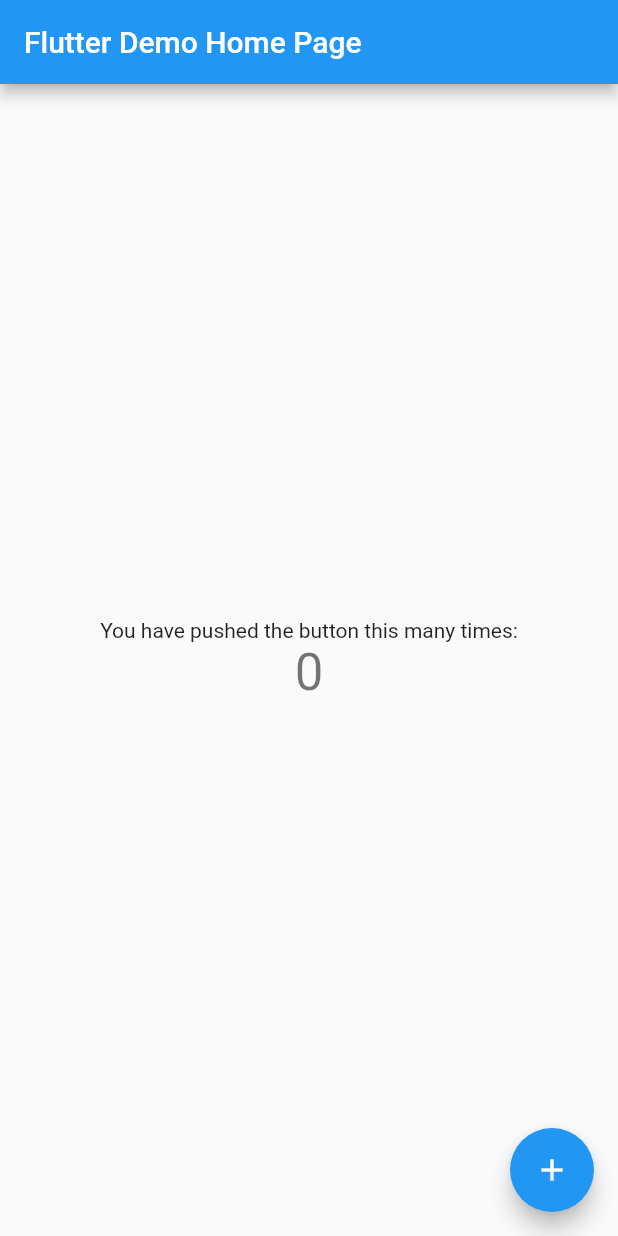
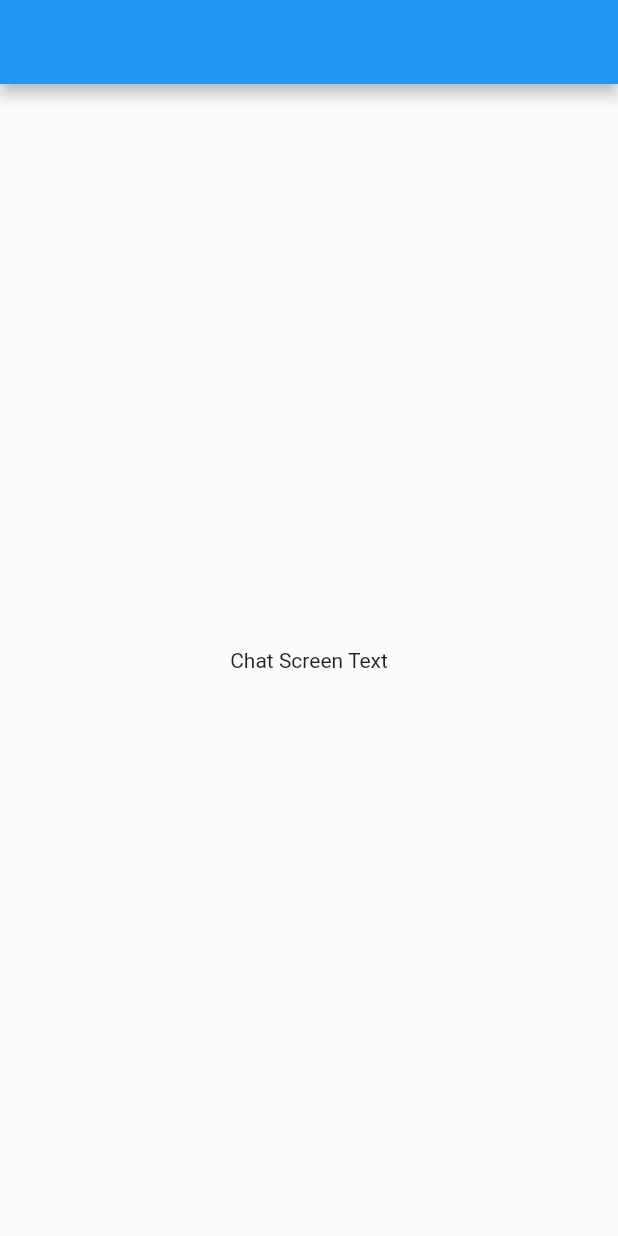
Before and after one commit to xiakshay/gpt-flutter, a Flutter app: the screen it shows after launch, on a phone screen of 412 x 824 dp. Run offline on Flutter 3.47's test engine with Material 2 defaults, Android fonts, the phone set to English and light mode, and no system bars.

Commit message:
File setup

```diff
--- a/lib/main.dart
+++ b/lib/main.dart
@@ -1,115 +1,17 @@
 import 'package:flutter/material.dart';
+import 'package:gpt_flutter/screens/chat_screen.dart';
 
 void main() {
-  runApp(const MyApp());
+  runApp(const App());
 }
 
-class MyApp extends StatelessWidget {
-  const MyApp({Key? key}) : super(key: key);
+class App extends StatelessWidget {
+  const App({Key? key}) : super(key: key);
 
-  // This widget is the root of your application.
   @override
   Widget build(BuildContext context) {
     return MaterialApp(
-      title: 'Flutter Demo',
-      theme: ThemeData(
-        // This is the theme of your application.
-        //
-        // Try running your application with "flutter run". You'll see the
-        // application has a blue toolbar. Then, without quitting the app, try
-        // changing the primarySwatch below to Colors.green and then invoke
-        // "hot reload" (press "r" in the console where you ran "flutter run",
-        // or simply save your changes to "hot reload" in a Flutter IDE).
-        // Notice that the counter didn't reset back to zero; the application
-        // is not restarted.
-        primarySwatch: Colors.blue,
-      ),
-      home: const MyHomePage(title: 'Flutter Demo Home Page'),
+      home: ChatScreen(),
     );
   }
 }
-
-class MyHomePage extends StatefulWidget {
-  const MyHomePage({Key? key, required this.title}) : super(key: key);
-
-  // This widget is the home page of your application. It is stateful, meaning
-  // that it has a State object (defined below) that contains fields that affect
-  // how it looks.
-
-  // This class is the configuration for the state. It holds the values (in this
-  // case the title) provided by the parent (in this case the App widget) and
-  // used by the build method of the State. Fields in a Widget subclass are
-  // always marked "final".
-
-  final String title;
-
-  @override
-  State<MyHomePage> createState() => _MyHomePageState();
-}
-
-class _MyHomePageState extends State<MyHomePage> {
-  int _counter = 0;
-
-  void _incrementCounter() {
-    setState(() {
-      // This call to setState tells the Flutter framework that something has
-      // changed in this State, which causes it to rerun the build method below
-      // so that the display can reflect the updated values. If we changed
-      // _counter without calling setState(), then the build method would not be
-      // called again, and so nothing would appear to happen.
-      _counter++;
-    });
-  }
-
-  @override
-  Widget build(BuildContext context) {
-    // This method is rerun every time setState is called, for instance as done
-    // by the _incrementCounter method above.
-    //
-    // The Flutter framework has been optimized to make rerunning build methods
-    // fast, so that you can just rebuild anything that needs updating rather
-    // than having to individually change instances of widgets.
-    return Scaffold(
-      appBar: AppBar(
-        // Here we take the value from the MyHomePage object that was created by
-        // the App.build method, and use it to set our appbar title.
-        title: Text(widget.title),
-      ),
-      body: Center(
-        // Center is a layout widget. It takes a single child and positions it
-        // in the middle of the parent.
-        child: Column(
-          // Column is also a layout widget. It takes a list of children and
-          // arranges them vertically. By default, it sizes itself to fit its
-          // children horizontally, and tries to be as tall as its parent.
-          //
-          // Invoke "debug painting" (press "p" in the console, choose the
-          // "Toggle Debug Paint" action from the Flutter Inspector in Android
-          // Studio, or the "Toggle Debug Paint" command in Visual Studio Code)
-          // to see the wireframe for each widget.
-          //
-          // Column has various properties to control how it sizes itself and
-          // how it positions its children. Here we use mainAxisAlignment to
-          // center the children vertically; the main axis here is the vertical
-          // axis because Columns are vertical (the cross axis would be
-          // horizontal).
-          mainAxisAlignment: MainAxisAlignment.center,
-          children: <Widget>[
-            const Text(
-              'You have pushed the button this many times:',
-            ),
-            Text(
-              '$_counter',
-              style: Theme.of(context).textTheme.headline4,
-            ),
-          ],
-        ),
-      ),
-      floatingActionButton: FloatingActionButton(
-        onPressed: _incrementCounter,
-        tooltip: 'Increment',
-        child: const Icon(Icons.add),
-      ), // This trailing comma makes auto-formatting nicer for build methods.
-    );
-  }
-}
--- /dev/null
+++ b/lib/screens/chat_screen.dart
@@ -0,0 +1,14 @@
+import 'package:flutter/material.dart';
+import 'package:gpt_flutter/main.dart';
+
+class ChatScreen extends StatelessWidget {
+  const ChatScreen({Key? key}) : super(key: key);
+
+  @override
+  Widget build(BuildContext context) {
+    return Scaffold(
+      appBar: AppBar(),
+      body: Center(child: Text('Chat Screen Text'),),
+    );
+  }
+}
```
